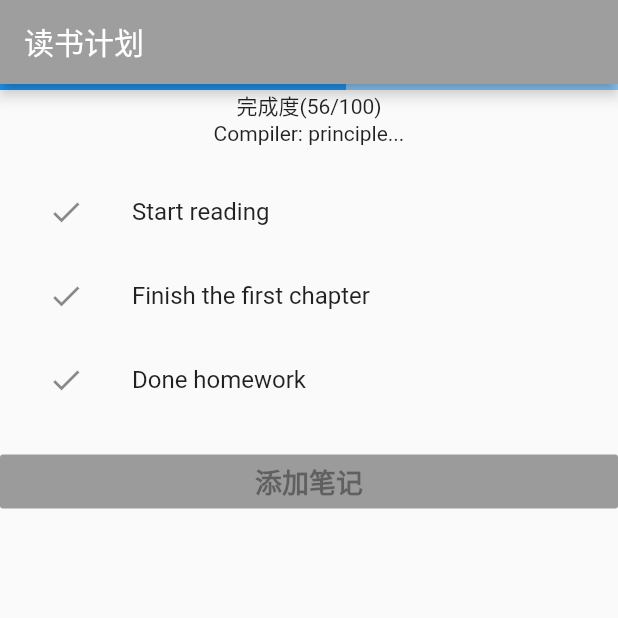
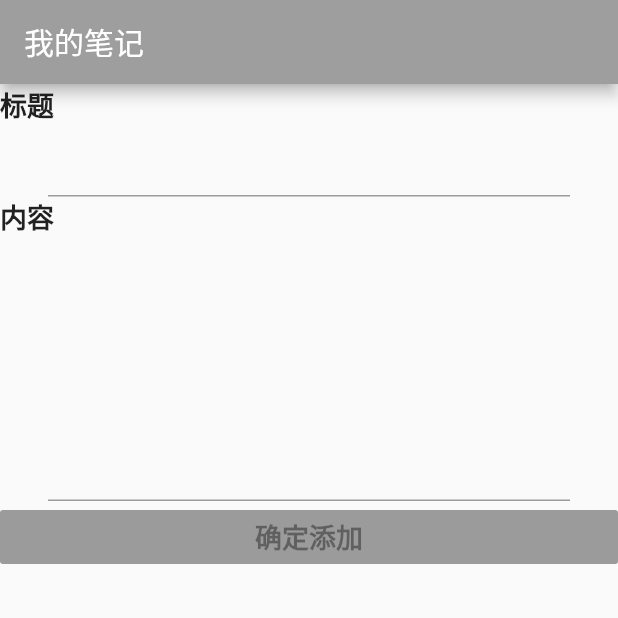
Before and after one commit to android-app-development-course/2018-18-OneGoal, a Flutter app: the screen it shows after launch, on a phone screen of 412 x 824 dp, the top half of it. Run offline on Flutter 3.47's test engine with Material 2 defaults, Android fonts, the phone set to English and light mode, and no system bars; our stand-ins replace shared_preferences, sqflite; accounts and stored records are empty.

Commit message:
Add ReadingNoteDetailPage

```diff
--- a/one_goal/lib/Model.dart
+++ b/one_goal/lib/Model.dart
@@ -37,6 +37,8 @@ class Model {
     return _sharedPreferences.getBool(_INITIALIZED) ?? false;
   }
 
+  // -------------- global settings begin ------------
+
   void setInitialized() {
     _sharedPreferences.setBool(_INITIALIZED, true);
   }
@@ -65,6 +67,11 @@ class Model {
     _sharedPreferences.setString(_END_TIME, end);
   }
 
+  // -------------- global settings end ------------
+
+  // -------------- Reading plan data access begin ------------
+
+
   String getBookName() {
     if (getGoalType() != READ) return TYPE_MISMATCH;
     return _sharedPreferences.getString(BOOK_NAME) ?? NOT_INITIALIZED;
@@ -74,11 +81,20 @@ class Model {
     _sharedPreferences.setString(BOOK_NAME, bookName);
   }
 
-  int getBookPages() {
-    if (getGoalType() != READ) return -1;
-    return int.parse(_sharedPreferences.getString(BOOK_PAGES) ?? "-2");
+  String getBookPages() {
+    if (getGoalType() != READ) return TYPE_MISMATCH;
+    return _sharedPreferences.getString(BOOK_PAGES) ?? NOT_INITIALIZED;
+  }
+
+  String setBookPages(String bookPages) {
+    _sharedPreferences.setString(BOOK_PAGES, bookPages);
   }
 
 
 
+
+
+  // -------------- Reading plan data access end ------------
+
+
 }
--- /dev/null
+++ b/one_goal/lib/ReadingNoteDetailPage.dart
@@ -0,0 +1,91 @@
+import 'package:flutter/material.dart';
+
+class ReadingNoteDetailPage extends StatefulWidget {
+  @override
+  State<StatefulWidget> createState() => _ReadingNodeDetailState();
+
+}
+
+class _ReadingNodeDetailState extends State<ReadingNoteDetailPage> {
+  String _title = "";
+  String _content = "";
+
+  @override
+  Widget build(BuildContext context) {
+    return Scaffold(
+      resizeToAvoidBottomPadding: false,
+      appBar: AppBar(
+        backgroundColor: Colors.grey,
+        title: Text('我的笔记'),
+      ),
+      body: IntrinsicHeight(
+      child: Column(
+        crossAxisAlignment: CrossAxisAlignment.start,
+        mainAxisSize: MainAxisSize.max,
+        children: [
+          _buildTitle('标题'),
+          _buildTitleTextField(),
+          _buildTitle('内容'),
+          _buildContentTextField(),
+          _buildConfirmButton(),
+        ],
+      )),
+    );
+  }
+
+  Widget _buildTitle(String title) {
+    return Text(title,
+      style: TextStyle(
+        fontSize: 18,
+        fontWeight: FontWeight.bold,
+      ),
+    );
+  }
+
+  Widget _buildTitleTextField() {
+    return Container(
+      padding: EdgeInsets.symmetric(horizontal: 32),
+      child: TextField(
+        onSubmitted: (String str) => _title = str,
+      ),
+    );
+  }
+  Widget _buildContentTextField() {
+    return Container(
+      padding: EdgeInsets.symmetric(horizontal: 32),
+      child: TextField(
+        onSubmitted: (String str) => _content = str,
+        keyboardType: TextInputType.multiline,
+        maxLines: 8,
+      ),
+    );
+  }
+
+  Widget _buildConfirmButton() {
+    return Container(
+      alignment: Alignment.bottomCenter,
+        child:
+        Column(crossAxisAlignment: CrossAxisAlignment.stretch, children: [
+          RaisedButton(
+            onPressed: null,
+            color: Colors.grey,
+            child: Text(
+              '确定添加',
+              style: TextStyle(
+                fontWeight: FontWeight.bold,
+                fontSize: 18,
+              ),
+            ),
+          )
+        ]));
+  }
+
+  Widget _buildPictureGallery() {
+    return ListView.builder(
+      scrollDirection: Axis.horizontal,
+        itemBuilder: (context, index) {
+
+        },
+    );
+  }
+}
--- a/one_goal/lib/ReadingPlanPage.dart
+++ b/one_goal/lib/ReadingPlanPage.dart
@@ -26,8 +26,8 @@ class _ReadingPlanState extends State<ReadingPlanPage> {
         title: Text('读书计划'),
       ),
       body: Column(children: [
+        Text(_getBookName()),
         _progressBar(),
-        Text(_getBookName()),
         _eventListView(),
         _addNoteButton(),
       ]),
--- a/one_goal/lib/main.dart
+++ b/one_goal/lib/main.dart
@@ -7,6 +7,7 @@ import 'package:flutter/rendering.dart';
 import 'package:one_goal/WeightPlanPage.dart';
 import 'package:one_goal/SleepingPlanPage.dart';
 import 'package:one_goal/ReadingPlanPage.dart';
+import 'package:one_goal/ReadingNoteDetailPage.dart';
 
 void main() {
   debugPaintSizeEnabled = true;
@@ -21,7 +22,7 @@ class MyApp extends StatelessWidget {
       theme: ThemeData(
         primarySwatch: Colors.blue,
       ),
-      home: new ReadingPlanPage(),
+      home: new ReadingNoteDetailPage(),
 
       routes: <String, WidgetBuilder>{
         //'/HomePage': (context) => MyHomePage(title: 'Flutter Demo Home Page'),
--- a/one_goal/pubspec.yaml
+++ b/one_goal/pubspec.yaml
@@ -22,6 +22,7 @@ dependencies:
   shared_preferences: ^0.4.2
   sqflite: any
   intl: ^0.15.7
+  charts_flutter: ^0.5.0
 
 dev_dependencies:
   flutter_test:
```
